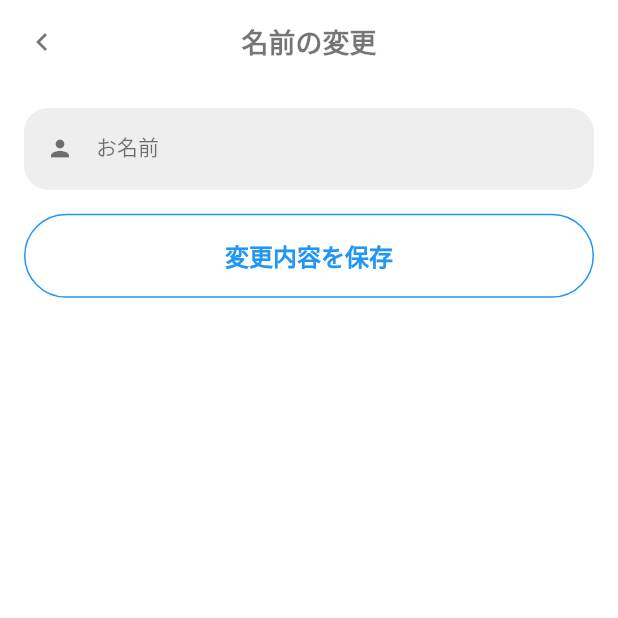
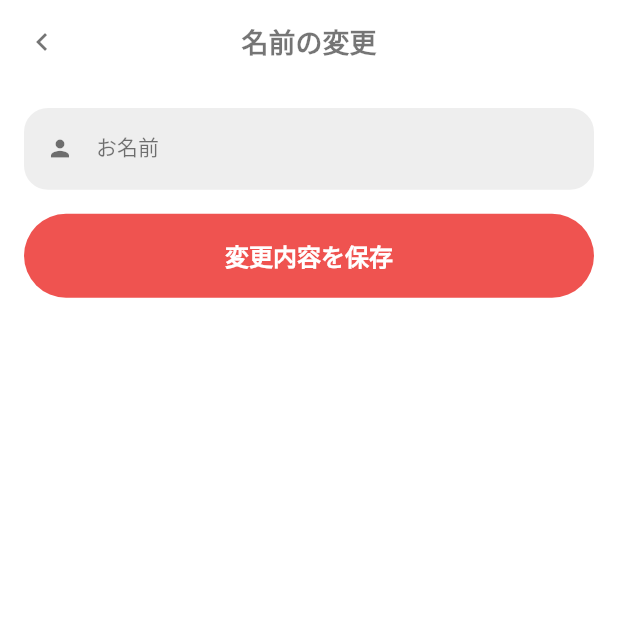
Before and after one commit to agora-creation/in_market_user_app, a Flutter app: the screen it shows once a user with an empty profile is signed in, item 3 of the bottom bar chosen, after a tap on "名前の変更", on a phone screen of 412 x 824 dp, the top half of it. Run offline on Flutter 3.47's test engine with Material 2 defaults, Android fonts, the phone set to English and light mode, and no system bars; our stand-ins replace cloud_firestore, firebase_auth, firebase_core, flutter_spinkit, modal_bottom_sheet, shared_preferences; accounts and stored records are empty; network calls fail; Roboto replaces fonts that are missing (SourceHanSans-Bold, SourceHanSans-Regular); statements that could not run were skipped.

Commit message:
20220601 commit

```diff
--- a/lib/screens/user.dart
+++ b/lib/screens/user.dart
@@ -68,8 +68,8 @@ class _UserScreenState extends State<UserScreen> {
                   const SizedBox(height: 24),
                   RoundLgButton(
                     labelText: 'ログアウト',
-                    labelColor: Colors.redAccent,
-                    borderColor: Colors.redAccent,
+                    labelColor: Colors.red,
+                    borderColor: Colors.red.shade400,
                     onPressed: () async {
                       await authProvider.logout();
                       if (!mounted) return;
--- a/lib/screens/user_email.dart
+++ b/lib/screens/user_email.dart
@@ -39,8 +39,8 @@ class _UserEmailScreenState extends State<UserEmailScreen> {
           const SizedBox(height: 16),
           RoundLgButton(
             labelText: '変更内容を保存',
-            labelColor: Colors.blue,
-            borderColor: Colors.blue,
+            labelColor: Colors.white,
+            backgroundColor: Colors.red.shade400,
             onPressed: () async {
               String? errorText = await authProvider.updateEmail();
               if (errorText != null) {
--- a/lib/screens/user_name.dart
+++ b/lib/screens/user_name.dart
@@ -39,8 +39,8 @@ class _UserNameScreenState extends State<UserNameScreen> {
           const SizedBox(height: 16),
           RoundLgButton(
             labelText: '変更内容を保存',
-            labelColor: Colors.blue,
-            borderColor: Colors.blue,
+            labelColor: Colors.white,
+            backgroundColor: Colors.red.shade400,
             onPressed: () async {
               String? errorText = await authProvider.updateName();
               if (errorText != null) {
--- a/lib/screens/user_password.dart
+++ b/lib/screens/user_password.dart
@@ -48,8 +48,8 @@ class _UserPasswordScreenState extends State<UserPasswordScreen> {
           const SizedBox(height: 16),
           RoundLgButton(
             labelText: '変更内容を保存',
-            labelColor: Colors.blue,
-            borderColor: Colors.blue,
+            labelColor: Colors.white,
+            backgroundColor: Colors.red.shade400,
             onPressed: () async {
               String? errorText = await authProvider.updatePassword();
               if (errorText != null) {
--- a/lib/widgets/round_lg_button.dart
+++ b/lib/widgets/round_lg_button.dart
@@ -25,7 +25,7 @@ class RoundLgButton extends StatelessWidget {
         style: TextButton.styleFrom(
           backgroundColor: backgroundColor,
           side: borderColor != null
-              ? BorderSide(color: borderColor ?? const Color(0xFF000000))
+              ? BorderSide(color: borderColor ?? const Color(0xFF000000)C)
               : null,
           shape: const StadiumBorder(),
           padding: const EdgeInsets.symmetric(vertical: 16),
```
Also changed, not shown: lib/screens/item_detail.dart (+38 -2 lines).
